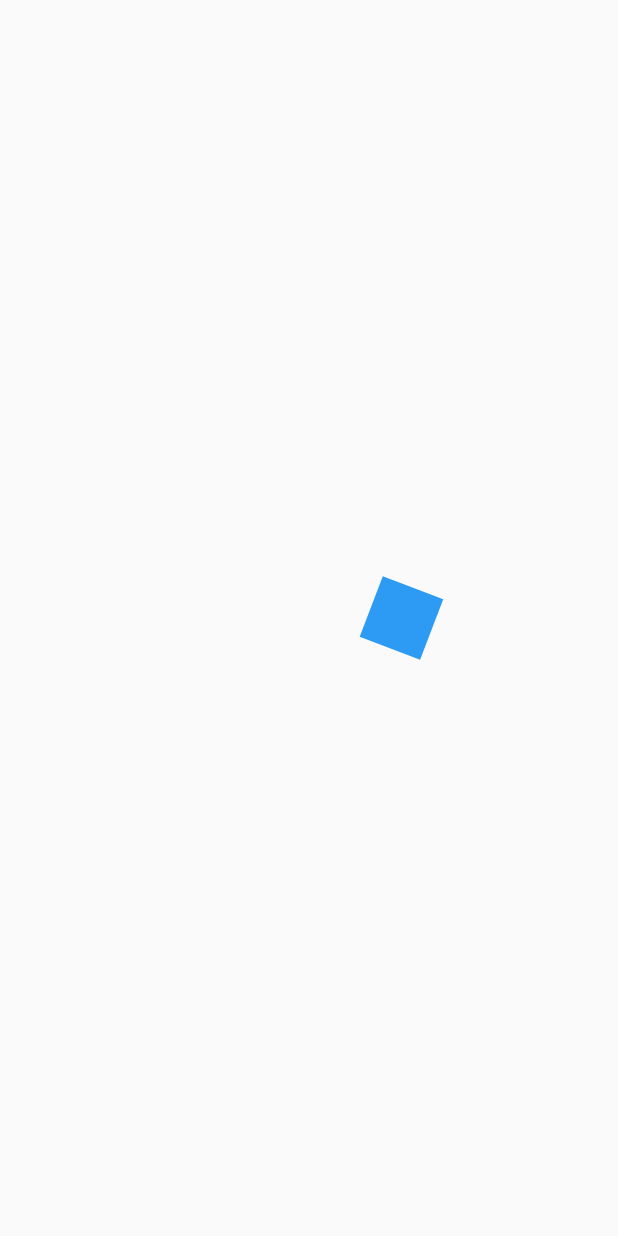
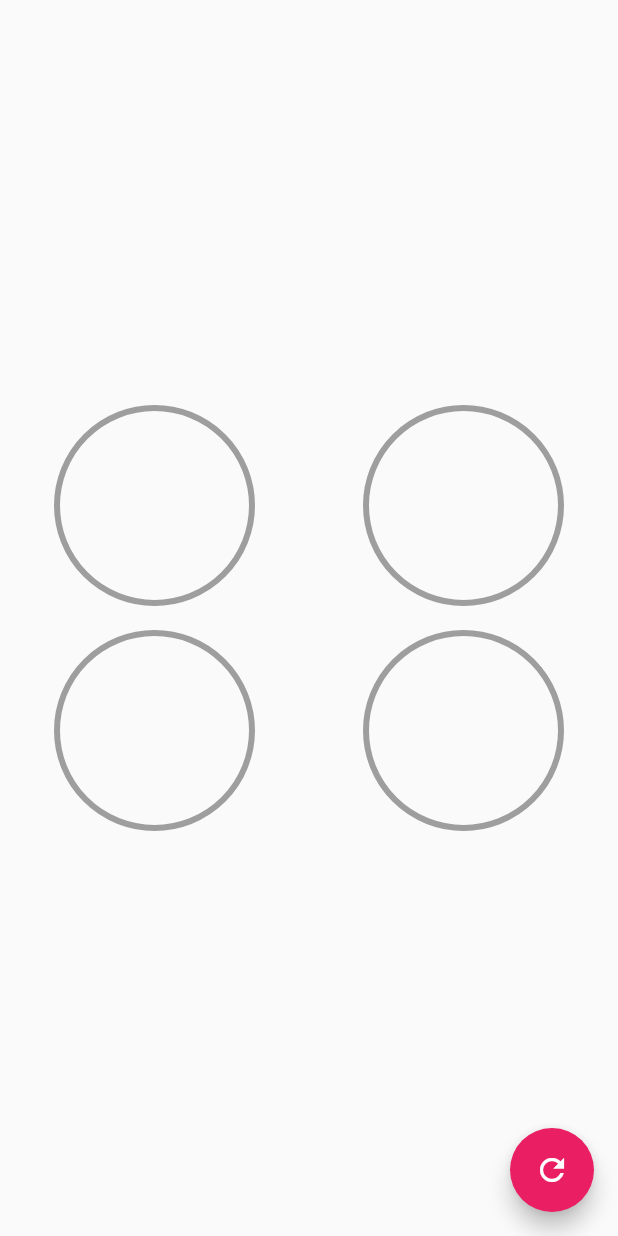
Before and after one commit to JCamiloo/flutter-animations, a Flutter app: the first screen one second after launch, on a phone screen of 412 x 824 dp. Run offline on Flutter 3.47's test engine with Material 2 defaults, Android fonts, the phone set to English and light mode, and no system bars.

Commit message:
circular progress bar with animations

```diff
--- a/lib/main.dart
+++ b/lib/main.dart
@@ -1,5 +1,5 @@
 import 'package:flutter/material.dart';
-import 'package:headers/src/screens/animations_screen.dart';
+import 'package:headers/src/screens/circular_progress_screen.dart';
 
 void main() => runApp(MyApp());
 
@@ -9,7 +9,7 @@ class MyApp extends StatelessWidget {
     return MaterialApp(
       debugShowCheckedModeBanner: false,
       title: 'Design App',
-      home: AnimationsScreen()
+      home: CircularProgressScreen()
     );
   }
 }
--- /dev/null
+++ b/lib/src/screens/circular_progress_screen.dart
@@ -0,0 +1,82 @@
+import 'package:flutter/material.dart';
+import 'package:headers/src/widgets/radial_progress.dart';
+
+class CircularProgressScreen extends StatefulWidget {
+  @override
+  _CircularProgressScreenState createState() => _CircularProgressScreenState();
+}
+
+class _CircularProgressScreenState extends State<CircularProgressScreen>  with SingleTickerProviderStateMixin {
+
+  double percentage = 0.0;
+
+  @override
+  void initState() {
+    super.initState();
+  }
+
+  @override
+  void dispose() {
+    super.dispose();
+  }
+
+  @override
+  Widget build(BuildContext context) {
+    return Scaffold(
+      floatingActionButton: FloatingActionButton(
+        child: Icon(Icons.refresh),
+        backgroundColor: Colors.pink,
+        onPressed: () {
+          setState(() {
+            percentage += 10;
+            if (percentage > 100) {
+              percentage = 0;
+            }
+          });
+        },
+      ),
+      body: Center(
+        child: Column(
+          mainAxisAlignment: MainAxisAlignment.center,
+          children: [
+            Row(
+              mainAxisAlignment: MainAxisAlignment.spaceAround,
+              children: [
+                CustomRadialProgress(percentage: percentage, color: Colors.blue),
+                CustomRadialProgress(percentage: percentage, color: Colors.orange)
+              ],
+            ),
+            Row(
+              mainAxisAlignment: MainAxisAlignment.spaceAround,
+              children: [
+                CustomRadialProgress(percentage: percentage, color: Colors.red),
+                CustomRadialProgress(percentage: percentage, color: Colors.purple)
+              ],
+            )
+          ]
+        )
+      ),
+    );
+  }
+}
+
+class CustomRadialProgress extends StatelessWidget {
+
+  final double percentage;
+  final Color color;
+
+  CustomRadialProgress({@required this.percentage, this.color});
+
+  @override
+  Widget build(BuildContext context) {
+    return Container(
+      width: 150,
+      height: 150,
+      child: RadialProgress(
+        percentage: percentage,
+        color: color,
+        accentColor: Colors.grey,
+      ),
+    );
+  }
+}
--- /dev/null
+++ b/lib/src/widgets/radial_progress.dart
@@ -0,0 +1,101 @@
+import 'dart:math';
+import 'package:flutter/material.dart';
+
+class RadialProgress extends StatefulWidget {
+
+  final percentage;
+  final Color color;
+  final Color accentColor;
+
+  RadialProgress({
+    @required this.percentage,
+    this.color = Colors.blue,
+    this.accentColor = Colors.grey
+  });
+
+  @override
+  _RadialProgressState createState() => _RadialProgressState();
+}
+
+class _RadialProgressState extends State<RadialProgress> with SingleTickerProviderStateMixin {
+
+  AnimationController controller;
+  double previousPercentage;
+
+  @override
+  void initState() {
+    super.initState();
+    previousPercentage = widget.percentage;
+    controller = AnimationController(vsync: this, duration: Duration(milliseconds: 200));
+  }
+
+  @override
+  void dispose() {
+    super.dispose();
+    controller.dispose();
+  }
+
+  @override
+  Widget build(BuildContext context) {
+    controller.forward(from: 0.0);
+    final animate = widget.percentage - previousPercentage;
+    previousPercentage = widget.percentage;
+
+    return AnimatedBuilder(
+      animation: controller,
+      builder: (BuildContext context, Widget child) {
+        return Container(
+          padding: EdgeInsets.all(10),
+          width: double.infinity,
+          height: double.infinity,
+          child: CustomPaint(
+            painter: _RadialProgress(
+              ((widget.percentage - animate) + (animate * controller.value)),
+              widget.color,
+              widget.accentColor
+            ),
+          ),
+        );
+      }
+    );
+  }
+}
+
+class _RadialProgress extends CustomPainter {
+
+  final percentage;
+  final Color color;
+  final Color accentColor;
+
+  _RadialProgress(this.percentage, this.color, this.accentColor);
+
+  @override
+  void paint(Canvas canvas, Size size) {
+
+    final paint = Paint()
+      ..strokeWidth = 4
+      ..color = accentColor
+      ..style = PaintingStyle.stroke;
+
+    Offset center = Offset(size.width * 0.5, size.height / 2);
+    double radio = min(size.width * 0.5, size.height * 0.5);
+    canvas.drawCircle(center, radio, paint);
+
+    final arcPaint = Paint()
+      ..strokeWidth = 10
+      ..strokeCap = StrokeCap.round
+      ..color = color
+      ..style = PaintingStyle.stroke;
+
+    double arcAngle = 2 * pi * (percentage / 100);
+    canvas.drawArc(
+      Rect.fromCircle(center: center, radius: radio),
+      -pi / 2,
+      arcAngle,
+      false,
+      arcPaint);
+  }
+
+  @override
+  bool shouldRepaint(CustomPainter oldDelegate) => true;
+}
```
